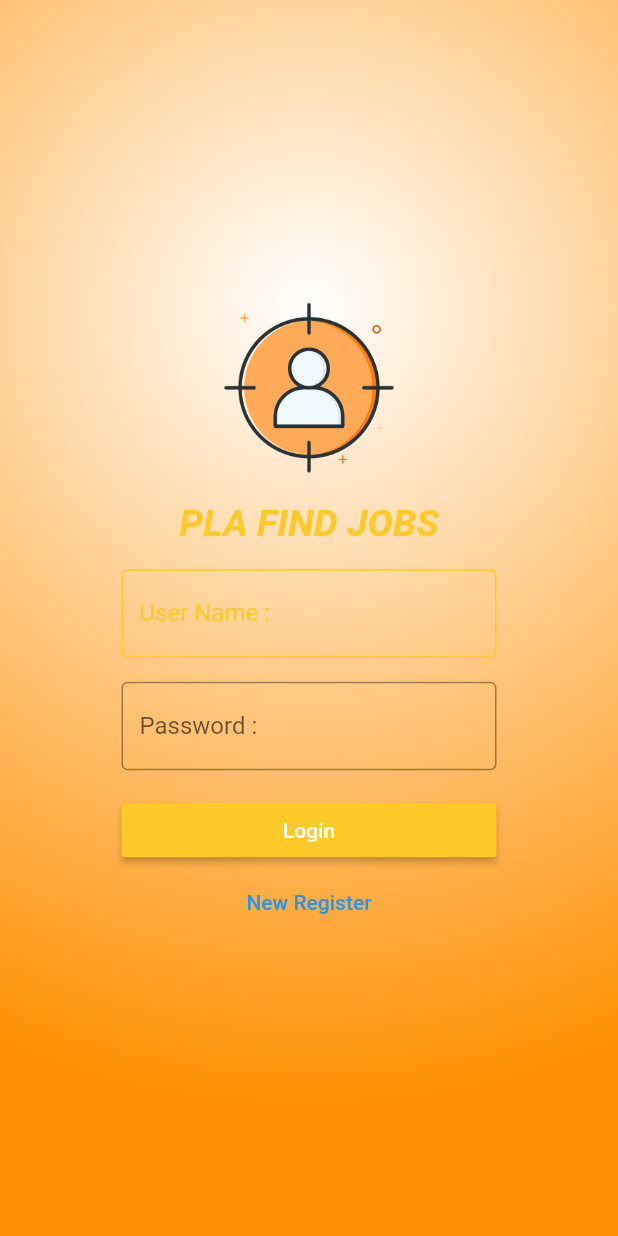
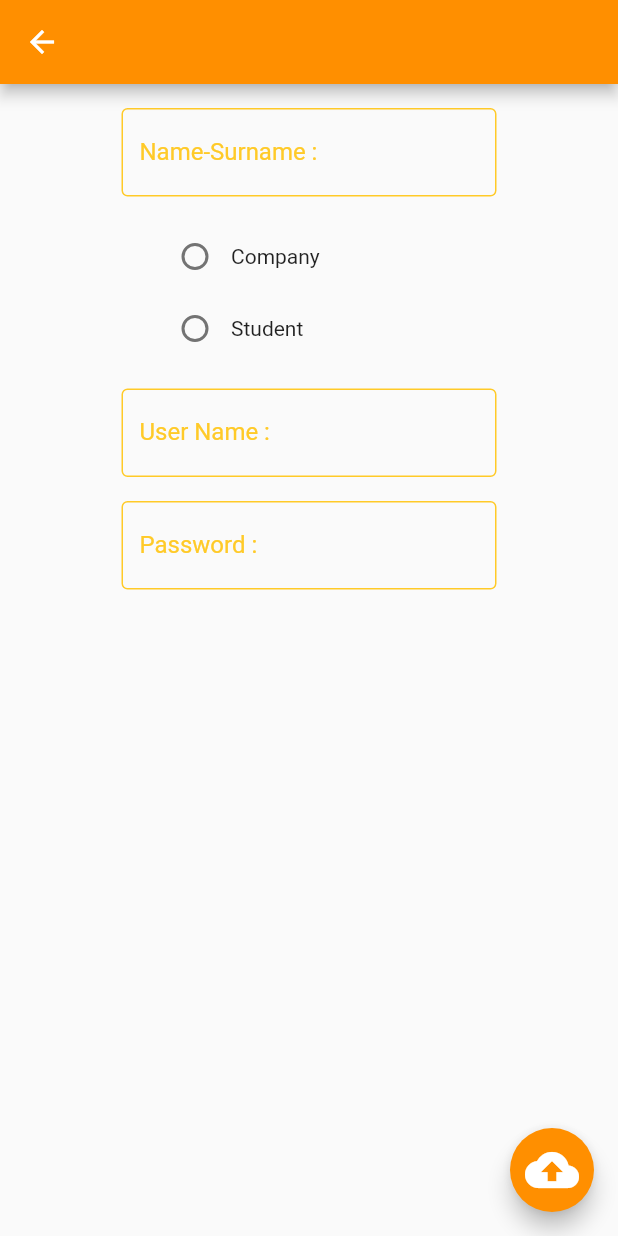
Before and after one commit to MEwebsure/plajob, a Flutter app: the screen it shows after launch, after a tap on "New Register", on a phone screen of 412 x 824 dp. Run offline on Flutter 3.47's test engine with Material 2 defaults, Android fonts, the phone set to English and light mode, and no system bars; our stand-ins replace google_fonts; Roboto replaces fonts that are missing (Athiti).

Commit message:
Design UI Register OK

```diff
--- a/lib/screens/home.dart
+++ b/lib/screens/home.dart
@@ -1,5 +1,6 @@
 import 'package:flutter/material.dart';
 import 'package:google_fonts/google_fonts.dart';
+import 'package:plajob/screens/register.dart';
 import 'package:plajob/utility/my_style.dart';
 
 class Home extends StatefulWidget {
@@ -47,7 +48,15 @@ class _HomeState extends State<Home> {
   }
 
   FlatButton registerButton() => FlatButton(
-        onPressed: () {},
+        onPressed: () {
+          print('You Click Register');
+
+          MaterialPageRoute materialPageRoute =
+              MaterialPageRoute(builder: (value) {
+            return Register();
+          });
+          Navigator.push(context, materialPageRoute);
+        },
         child: Text(
           'New Register',
           style: TextStyle(color: Colors.blue),
--- /dev/null
+++ b/lib/screens/register.dart
@@ -0,0 +1,147 @@
+import 'package:flutter/material.dart';
+import 'package:plajob/utility/my_style.dart';
+
+class Register extends StatefulWidget {
+  @override
+  _RegisterState createState() => _RegisterState();
+}
+
+class _RegisterState extends State<Register> {
+// Field
+  String type;
+
+  @override
+  Widget build(BuildContext context) {
+    return Scaffold(
+      appBar: AppBar(
+        backgroundColor: MyStyle().primaryColor,
+      ),
+      body: ListView(
+        children: <Widget>[
+          MyStyle().mySizeBox(),
+          nameForm(),
+          MyStyle().mySizeBox(),
+          companyRadio(),
+          studentRadio(),
+          MyStyle().mySizeBox(),
+          userForm(),
+          MyStyle().mySizeBox(),
+          passForm(),
+          MyStyle().mySizeBox(),
+        ],
+      ),
+      floatingActionButton: registerButton(),
+    );
+  }
+
+  FloatingActionButton registerButton() => FloatingActionButton(
+        onPressed: () {},
+        backgroundColor: MyStyle().primaryColor,
+        child: Icon(Icons.cloud_upload,size: 36.0,),
+      );
+
+  Widget companyRadio() => Row(
+        mainAxisAlignment: MainAxisAlignment.center,
+        children: <Widget>[
+          Container(
+            width: 200.0,
+            child: Row(
+              mainAxisAlignment: MainAxisAlignment.start,
+              children: <Widget>[
+                Radio(
+                  value: 'Company',
+                  groupValue: type,
+                  onChanged: (value) {
+                    setState(() {
+                      type = value;
+                    });
+                  },
+                ),
+                Text('Company')
+              ],
+            ),
+          ),
+        ],
+      );
+
+  Widget studentRadio() => Row(
+        mainAxisAlignment: MainAxisAlignment.center,
+        children: <Widget>[
+          Container(
+            width: 200.0,
+            child: Row(
+              mainAxisAlignment: MainAxisAlignment.start,
+              children: <Widget>[
+                Radio(
+                  value: 'Student',
+                  groupValue: type,
+                  onChanged: (value) {
+                    setState(() {
+                      type = value;
+                    });
+                  },
+                ),
+                Text('Student')
+              ],
+            ),
+          ),
+        ],
+      );
+
+  Widget nameForm() {
+    return Row(
+      mainAxisAlignment: MainAxisAlignment.center,
+      children: <Widget>[
+        Container(
+          width: 250.0,
+          child: TextField(
+            decoration: InputDecoration(
+                labelStyle: TextStyle(color: MyStyle().darkColor),
+                labelText: 'Name-Surname :',
+                enabledBorder: OutlineInputBorder(
+                    borderSide: BorderSide(color: MyStyle().darkColor)),
+                focusedBorder: OutlineInputBorder()),
+          ),
+        ),
+      ],
+    );
+  }
+
+  Widget userForm() {
+    return Row(
+      mainAxisAlignment: MainAxisAlignment.center,
+      children: <Widget>[
+        Container(
+          width: 250.0,
+          child: TextField(
+            decoration: InputDecoration(
+                labelStyle: TextStyle(color: MyStyle().darkColor),
+                labelText: 'User Name :',
+                enabledBorder: OutlineInputBorder(
+                    borderSide: BorderSide(color: MyStyle().darkColor)),
+                focusedBorder: OutlineInputBorder()),
+          ),
+        ),
+      ],
+    );
+  }
+
+  Widget passForm() {
+    return Row(
+      mainAxisAlignment: MainAxisAlignment.center,
+      children: <Widget>[
+        Container(
+          width: 250.0,
+          child: TextField(
+            decoration: InputDecoration(
+                labelStyle: TextStyle(color: MyStyle().darkColor),
+                labelText: 'Password :',
+                enabledBorder: OutlineInputBorder(
+                    borderSide: BorderSide(color: MyStyle().darkColor)),
+                focusedBorder: OutlineInputBorder()),
+          ),
+        ),
+      ],
+    );
+  }
+}
```
